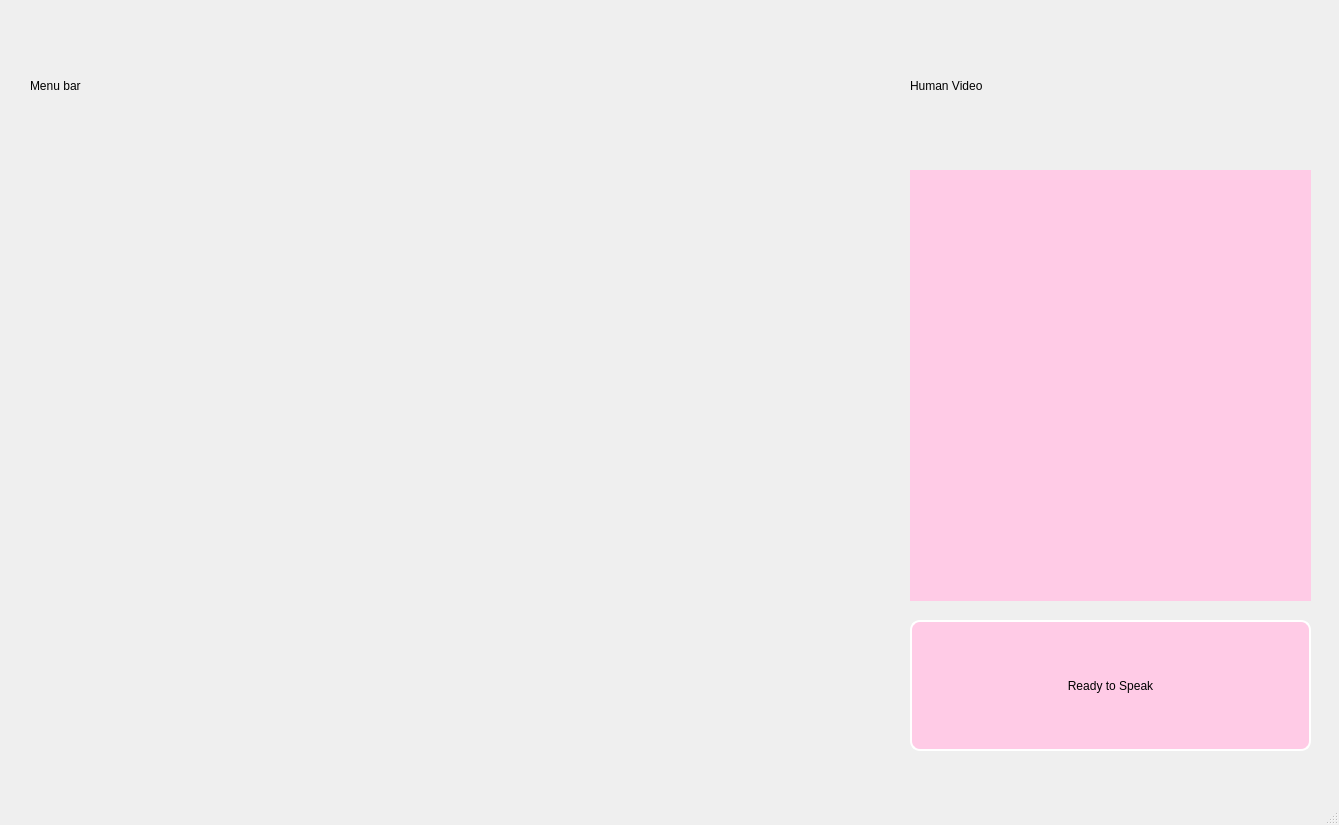
jenye-ai/CogInsight, file ui_mainwindow.ui: the form before one commit.
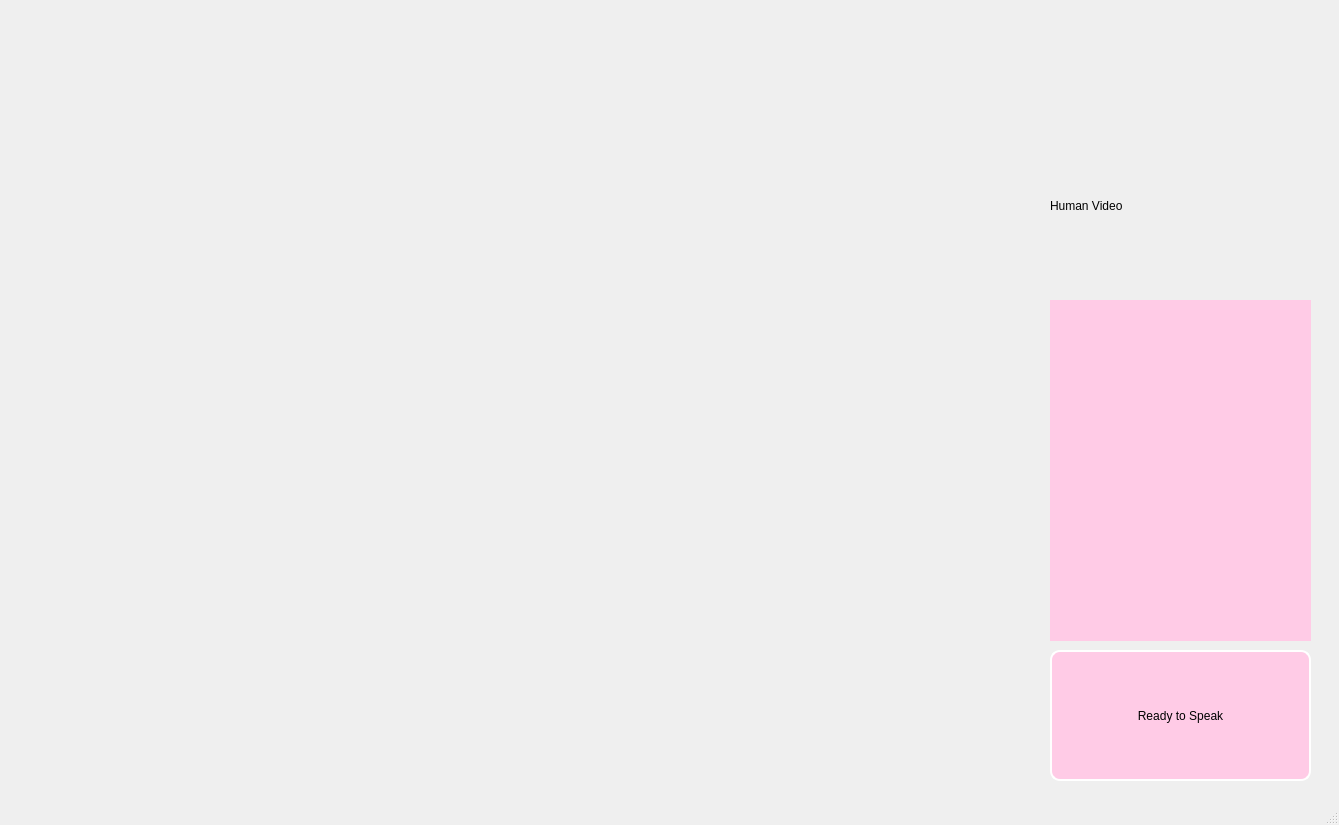
The form after the commit.

```diff
--- a/ui_mainwindow.ui
+++ b/ui_mainwindow.ui
@@ -18,9 +18,9 @@
     <property name="geometry">
      <rect>
       <x>40</x>
-      <y>170</y>
-      <width>841</width>
-      <height>581</height>
+      <y>140</y>
+      <width>981</width>
+      <height>611</height>
      </rect>
     </property>
     <property name="styleSheet">
@@ -33,10 +33,10 @@
    <widget class="QLabel" name="Transcript">
     <property name="geometry">
      <rect>
-      <x>910</x>
-      <y>170</y>
-      <width>401</width>
-      <height>431</height>
+      <x>1050</x>
+      <y>300</y>
+      <width>261</width>
+      <height>341</height>
      </rect>
     </property>
     <property name="styleSheet">
@@ -50,9 +50,9 @@
    <widget class="QLabel" name="image_label">
     <property name="geometry">
      <rect>
-      <x>910</x>
-      <y>20</y>
-      <width>401</width>
+      <x>1050</x>
+      <y>140</y>
+      <width>261</width>
       <height>131</height>
      </rect>
     </property>
@@ -60,25 +60,12 @@
      <string>Human Video</string>
     </property>
    </widget>
-   <widget class="QLabel" name="menu">
-    <property name="geometry">
-     <rect>
-      <x>30</x>
-      <y>20</y>
-      <width>851</width>
-      <height>131</height>
-     </rect>
-    </property>
-    <property name="text">
-     <string>Menu bar</string>
-    </property>
-   </widget>
    <widget class="QPushButton" name="pushButton">
     <property name="geometry">
      <rect>
-      <x>910</x>
-      <y>620</y>
-      <width>401</width>
+      <x>1050</x>
+      <y>650</y>
+      <width>261</width>
       <height>131</height>
      </rect>
     </property>
```
